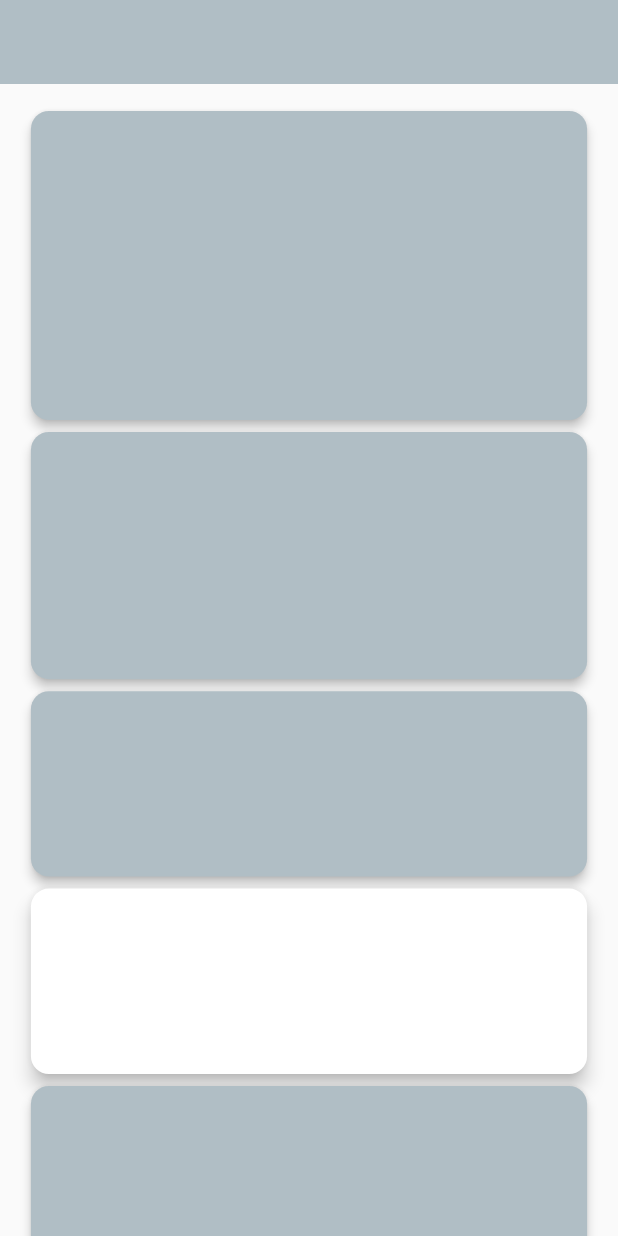
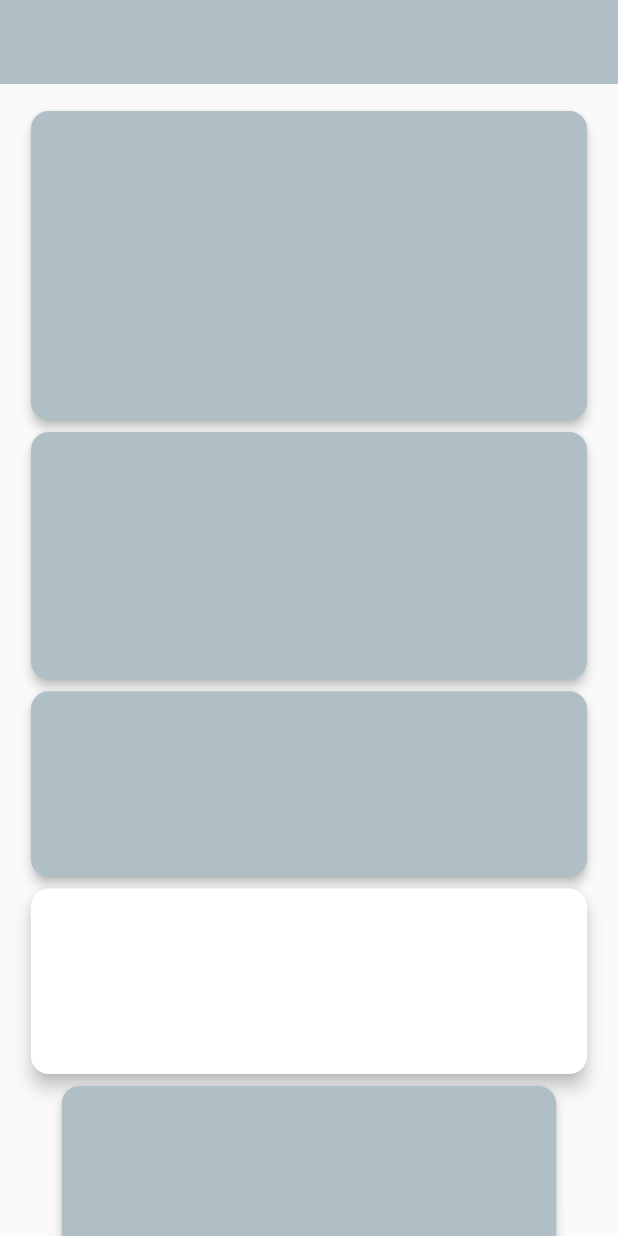
Before and after one commit to wrsandepa/markmate-app, a Flutter app: the screen it shows after launch, on a phone screen of 412 x 824 dp. Run offline on Flutter 3.47's test engine with Material 3 defaults, Android fonts, the phone set to English and light mode, and no system bars.

Commit message:
new changes

```diff
--- a/markmate/lib/src/screen/home_page.dart
+++ b/markmate/lib/src/screen/home_page.dart
@@ -54,7 +54,7 @@ class _home_pageState extends State<home_page> {
                             screenHeight * 0.15, 3),
                         customcard(const Color(0xFFFFFFFF), screenWidth * 0.9,
                             screenHeight * 0.15, 5),
-                        customcard(const Color(0xFFB0BEC5), screenWidth * 0.9,
+                        customcard(const Color(0xFFB0BEC5), screenWidth * 0.8,
                             screenHeight * 0.15, 3),
                       ],
                     ),
```
